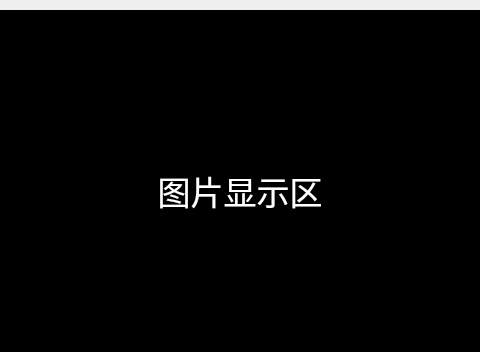
The window that Views/emotion.ui (WBB2193128367/emction_classification) describes before a commit, drawn with Qt 5; both pictures show x 160 to 640 and y 0 to 352 of the 800 by 586 pixel window.
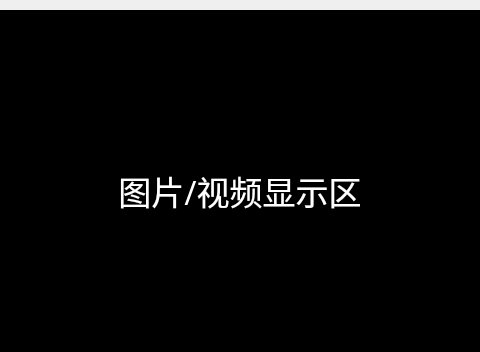
The same window after the commit. Icons and pictures are not drawn.

Commit message: 窗口销毁时发射不同的信号,终止不同的线程

Diff of the .ui file:
```diff
--- a/Views/emotion.ui
+++ b/Views/emotion.ui
@@ -67,7 +67,7 @@
 }</string>
      </property>
      <property name="text">
-      <string>图片显示区</string>
+      <string>图片/视频显示区</string>
      </property>
      <property name="textFormat">
       <enum>Qt::PlainText</enum>
```
The commit also changes 5 other files.
